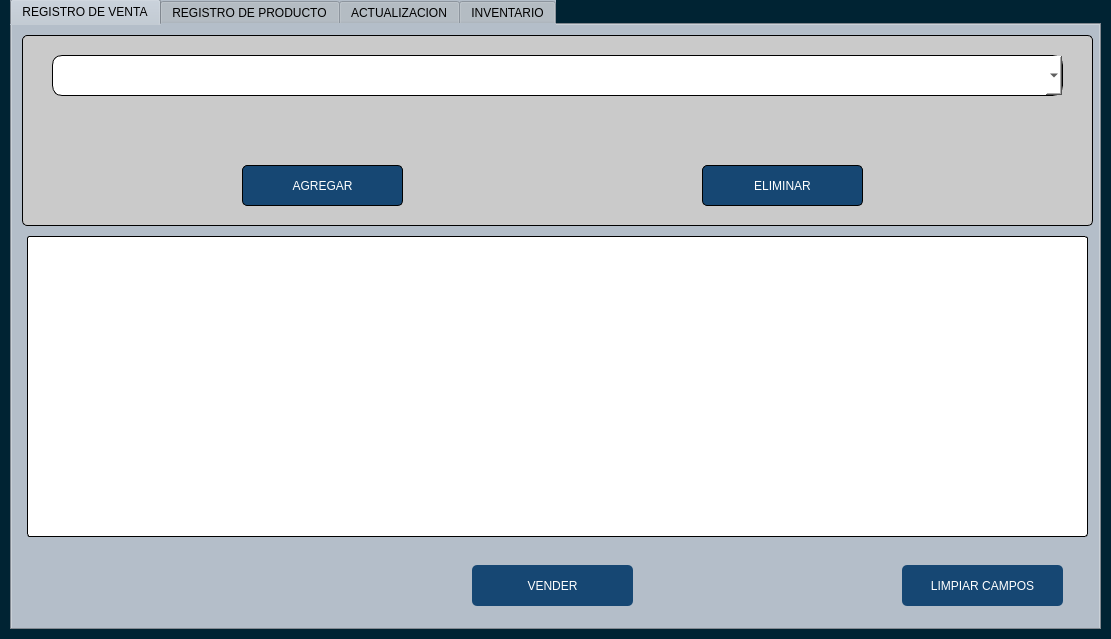
Qt form views/inventario.ui (eldaniell01/LibreriaInventario) before a commit.
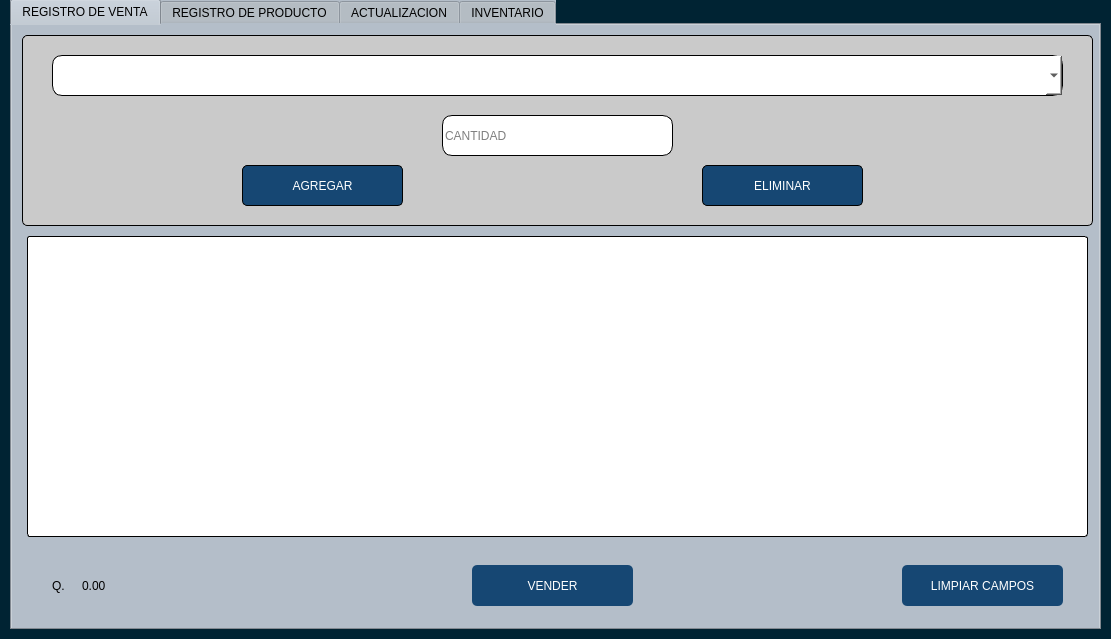
The same form after that commit.

Commit message: realizacion de venta

The edit to the form file:
```diff
--- a/views/inventario.ui
+++ b/views/inventario.ui
@@ -137,6 +137,28 @@
        <string>BUSCAR PRODUCTO</string>
       </property>
      </widget>
+     <widget class="QLineEdit" name="textCantidadV">
+      <property name="geometry">
+       <rect>
+        <x>420</x>
+        <y>80</y>
+        <width>231</width>
+        <height>41</height>
+       </rect>
+      </property>
+      <property name="layoutDirection">
+       <enum>Qt::LeftToRight</enum>
+      </property>
+      <property name="styleSheet">
+       <string notr="true">text-align: center;
+background-color: rgb(255, 255, 255);
+border-radius: 10px;
+border: 1px solid;</string>
+      </property>
+      <property name="placeholderText">
+       <string>CANTIDAD</string>
+      </property>
+     </widget>
     </widget>
     <widget class="QTableWidget" name="tablaVenta">
      <property name="geometry">
@@ -215,6 +237,32 @@
       <string>LIMPIAR CAMPOS</string>
      </property>
     </widget>
+    <widget class="QLabel" name="totalVenta">
+     <property name="geometry">
+      <rect>
+       <x>70</x>
+       <y>540</y>
+       <width>151</width>
+       <height>41</height>
+      </rect>
+     </property>
+     <property name="text">
+      <string>0.00</string>
+     </property>
+    </widget>
+    <widget class="QLabel" name="label_4">
+     <property name="geometry">
+      <rect>
+       <x>40</x>
+       <y>540</y>
+       <width>21</width>
+       <height>41</height>
+      </rect>
+     </property>
+     <property name="text">
+      <string>Q.</string>
+     </property>
+    </widget>
    </widget>
    <widget class="QWidget" name="tab_2">
     <attribute name="title">
```
Left out of the diff: 2 changed lines with no effect on the pictures. The commit also changes 2 other files.
